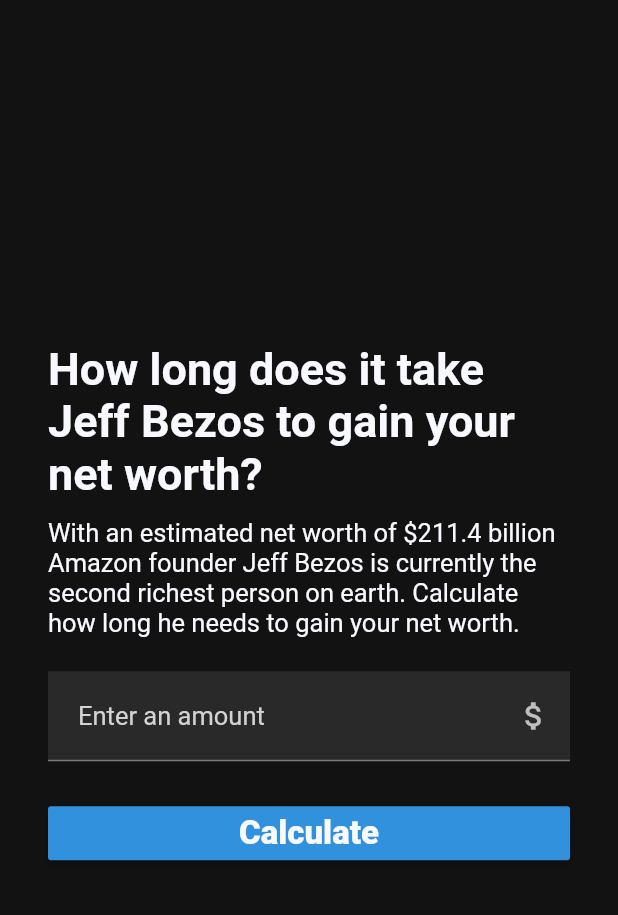
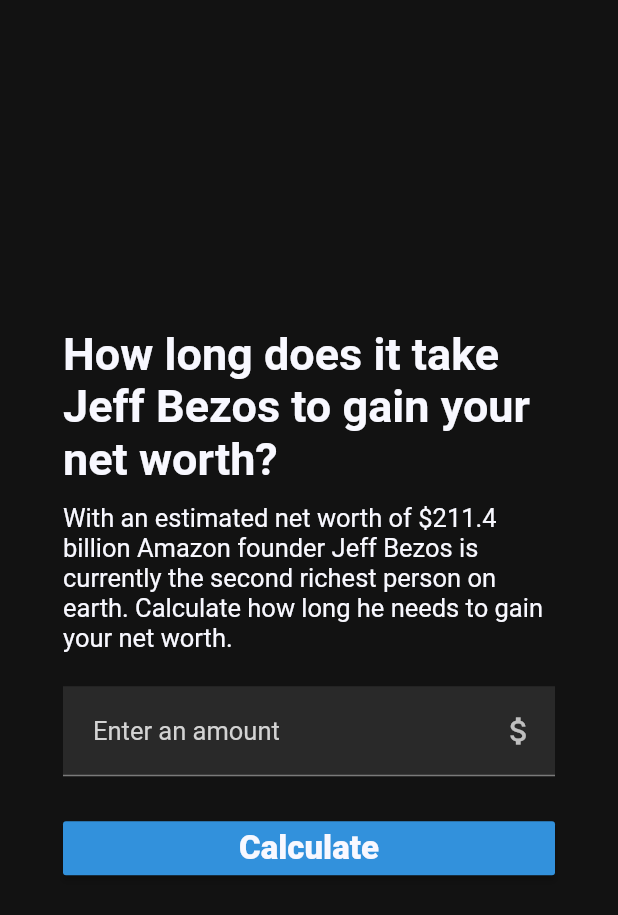
Before and after one commit to benni-dev-ux/net_worth_audiovisualization, a Flutter app: the screen it shows after launch, on a phone screen of 412 x 824 dp. Shown: the top 915 px of the screen. Run offline on Flutter 3.47's test engine with Material 2 defaults, Android fonts, the phone set to English and light mode, and no system bars; our stand-ins replace audioplayers.

Commit message:
increased side margins

```diff
--- a/lib/pages/DisplayPage.dart
+++ b/lib/pages/DisplayPage.dart
@@ -69,7 +69,7 @@ class _DisplayPageState extends State<DisplayPage>
       body: Container(
         color: kBackgroundColorDark,
         child: Padding(
-          padding: const EdgeInsets.fromLTRB(32.0, 64.0, 32.0, 80.0),
+          padding: const EdgeInsets.fromLTRB(42.0, 64.0, 42.0, 80.0),
           child: Container(
             child: Column(
               mainAxisAlignment: MainAxisAlignment.center,
--- a/lib/pages/StartPage.dart
+++ b/lib/pages/StartPage.dart
@@ -46,7 +46,7 @@ class _StartPageState extends State<StartPage> {
         body: Container(
       color: kBackgroundColorDark,
       child: Padding(
-        padding: const EdgeInsets.fromLTRB(32.0, 64.0, 32.0, 80.0),
+        padding: const EdgeInsets.fromLTRB(42.0, 64.0, 42.0, 80.0),
         child: Column(
           mainAxisAlignment: MainAxisAlignment.center,
           mainAxisSize: MainAxisSize.max,
```
